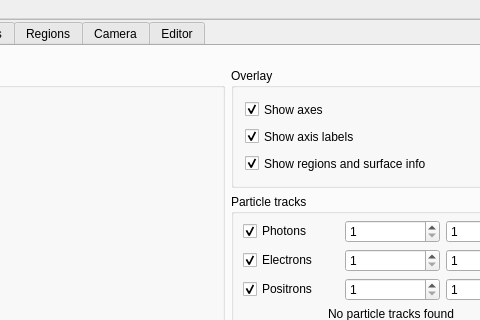
First picture: the form in HEN_HOUSE/egs++/view/viewcontrol.ui, repository nrc-cnrc/EGSnrc, before the edit; both pictures show x 110 to 590 and y 0 to 320 of the 675 by 592 pixel window.
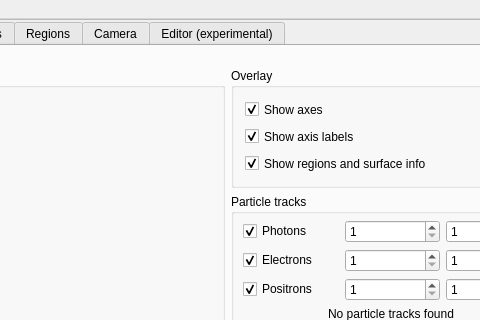
Second picture: the form after the edit.

```diff
--- a/HEN_HOUSE/egs++/view/viewcontrol.ui
+++ b/HEN_HOUSE/egs++/view/viewcontrol.ui
@@ -1758,7 +1758,7 @@
               </sizepolicy>
              </property>
              <attribute name="title">
-              <string>Editor</string>
+              <string>Editor (experimental)</string>
              </attribute>
              <layout class="QGridLayout" name="editorLayout"/>
             </widget>
```
